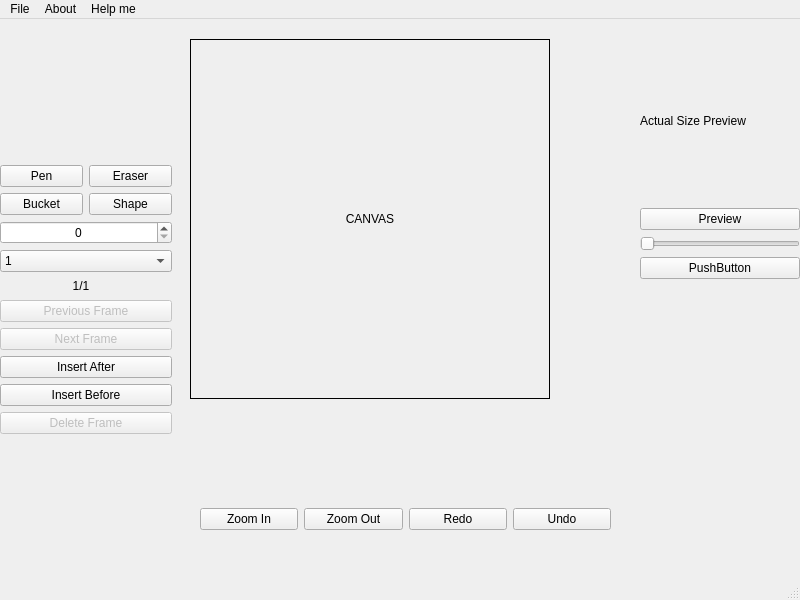
University-of-Utah-CS3505/a7-sprite-editor-s22-charming21, file SpriteEditor/view.ui: the form before one commit.
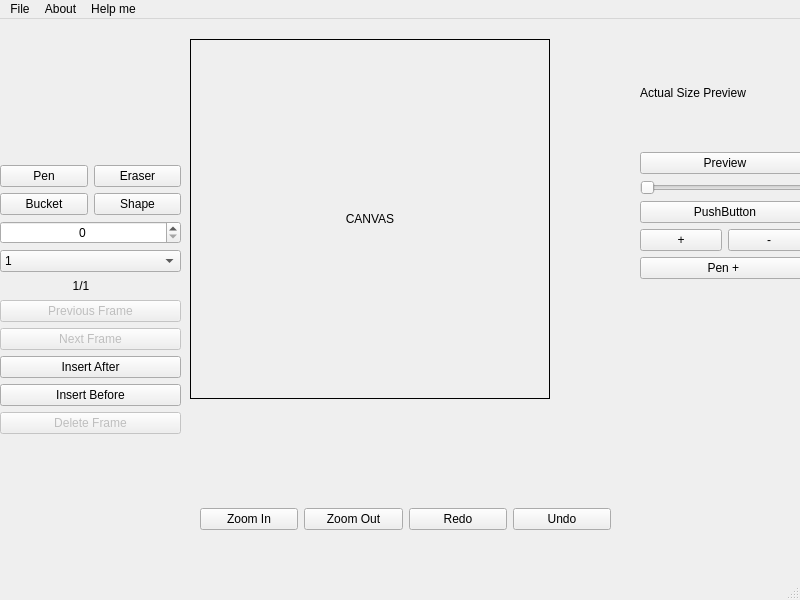
The form after the commit. Custom widgets are drawn as their Qt base class.

Commit message: Commit 3.8:  Added buttons for increasing canvas size and pen size. Added skeleton code for possibilities on increasing pen size and canvas size (commented out).

Diff of the .ui file:
```diff
--- a/SpriteEditor/view.ui
+++ b/SpriteEditor/view.ui
@@ -38,7 +38,7 @@
      <rect>
       <x>640</x>
       <y>21</y>
-      <width>160</width>
+      <width>170</width>
       <height>261</height>
      </rect>
     </property>
@@ -71,6 +71,31 @@
        </property>
       </widget>
      </item>
+     <item>
+      <layout class="QHBoxLayout" name="horizontalLayout_3">
+       <item>
+        <widget class="QPushButton" name="increaseCanvasButton">
+         <property name="text">
+          <string>+</string>
+         </property>
+        </widget>
+       </item>
+       <item>
+        <widget class="QPushButton" name="pushButton">
+         <property name="text">
+          <string>-</string>
+         </property>
+        </widget>
+       </item>
+      </layout>
+     </item>
+     <item>
+      <widget class="QPushButton" name="increasePenButton">
+       <property name="text">
+        <string>Pen + </string>
+       </property>
+      </widget>
+     </item>
      <item>
       <widget class="QLabel" name="colorLabel">
        <property name="maximumSize">
@@ -94,7 +119,7 @@
      <rect>
       <x>0</x>
       <y>20</y>
-      <width>172</width>
+      <width>181</width>
       <height>521</height>
      </rect>
     </property>
```
Left out of the diff: 2 changed lines with no effect on the pictures. The commit also changes 5 other files.
